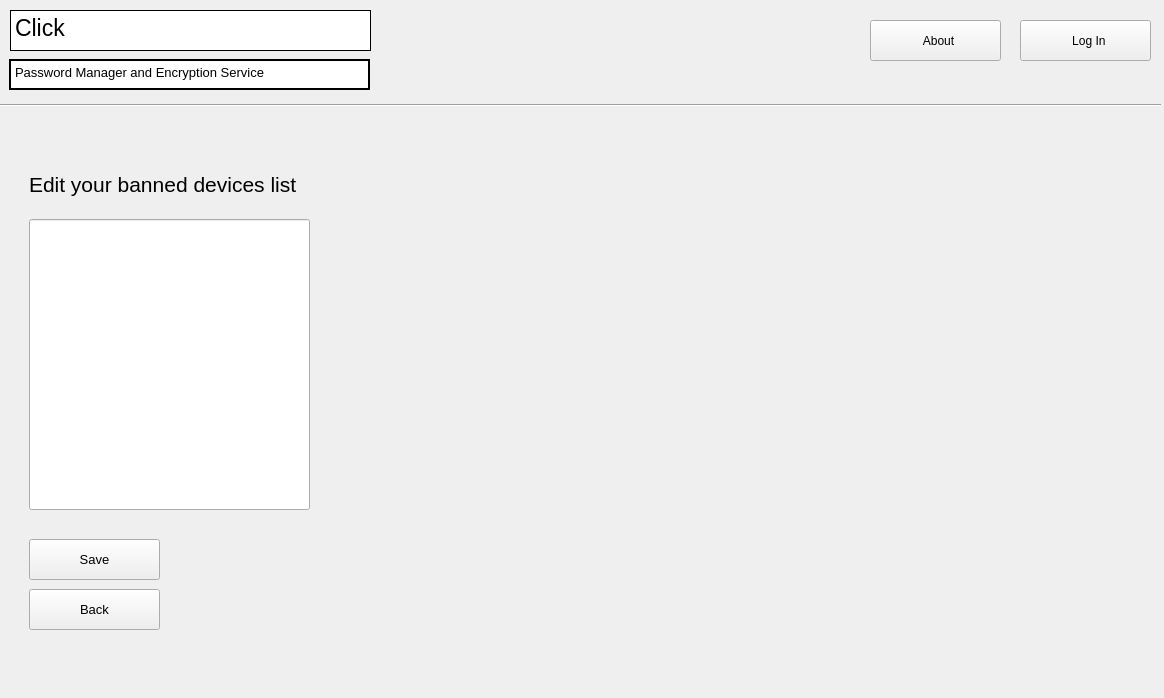
Old version of the form mainwindow.ui in the repository PhiJam1/Click.
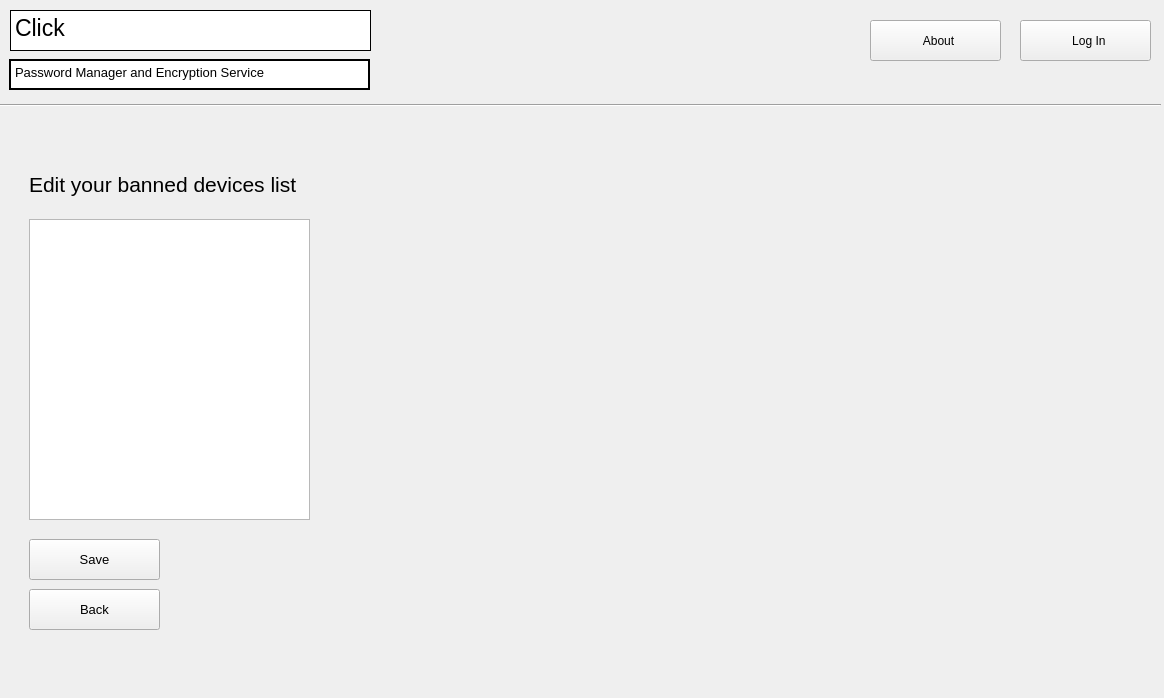
New version of the form. The open tabs and pages were chosen to show the change. Icons and pictures are not drawn.

```diff
--- a/mainwindow.ui
+++ b/mainwindow.ui
@@ -1956,19 +1956,6 @@
      <zorder>OTPMessagePane</zorder>
     </widget>
     <widget class="QWidget" name="HardwareBan">
-     <widget class="QLineEdit" name="HBEntry">
-      <property name="geometry">
-       <rect>
-        <x>20</x>
-        <y>160</y>
-        <width>281</width>
-        <height>291</height>
-       </rect>
-      </property>
-      <property name="text">
-       <string/>
-      </property>
-     </widget>
      <widget class="QLabel" name="HBHeader">
       <property name="geometry">
        <rect>
@@ -2072,10 +2059,10 @@
      <widget class="QLabel" name="TFAHeader_3">
       <property name="geometry">
        <rect>
-        <x>160</x>
-        <y>470</y>
-        <width>291</width>
-        <height>91</height>
+        <x>330</x>
+        <y>160</y>
+        <width>251</width>
+        <height>291</height>
        </rect>
       </property>
       <property name="font">
@@ -2113,6 +2100,19 @@
        <bool>false</bool>
       </property>
      </widget>
+     <widget class="QPlainTextEdit" name="HBEntry">
+      <property name="geometry">
+       <rect>
+        <x>20</x>
+        <y>160</y>
+        <width>281</width>
+        <height>301</height>
+       </rect>
+      </property>
+      <property name="plainText">
+       <string/>
+      </property>
+     </widget>
     </widget>
    </widget>
    <widget class="QPushButton" name="AboutBTN">
```
Left out of the diff: 6 changed lines with no effect on the pictures.
